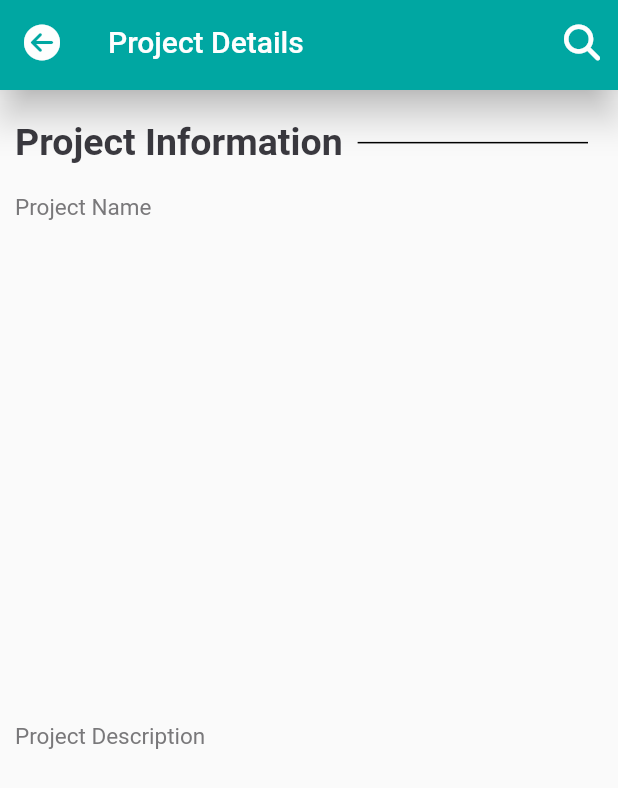
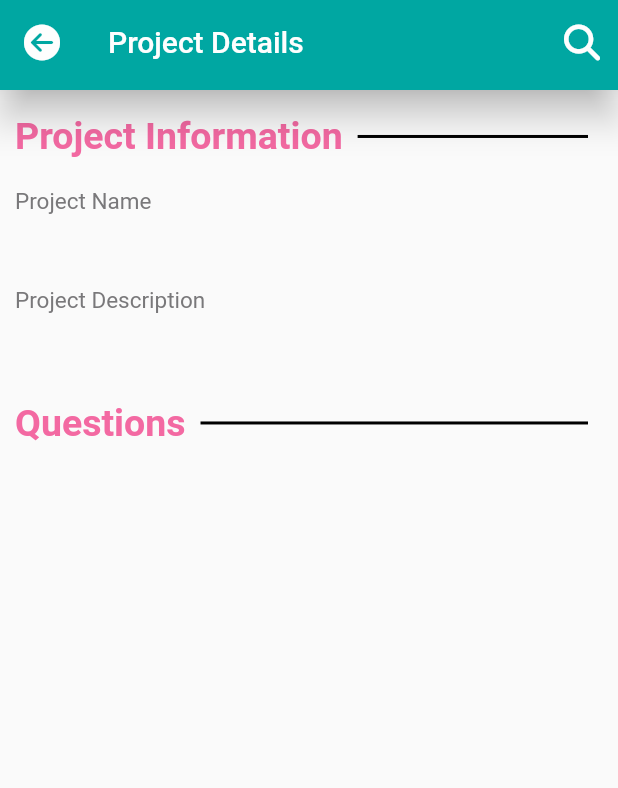
Before and after one commit to staticashish/tmay, a Flutter app: the ProjectDetailsScreen screen opened directly with empty values, on a phone screen of 412 x 824 dp. Shown: the top 788 px of the screen. Run offline on Flutter 3.47's test engine with Material 2 defaults, Android fonts, the phone set to English and light mode, and no system bars; our stand-ins replace cloud_firestore, email_validator, firebase_auth, firebase_core, fluttertoast, font_awesome_flutter and 1 more; missing offline and left inert: dart:ffi; accounts and stored records are empty.

Commit message:
Improve project details screen

```diff
--- a/lib/custom/custom_data_field_widget.dart
+++ b/lib/custom/custom_data_field_widget.dart
@@ -9,11 +9,8 @@ class CustomDataFieldWidget extends StatelessWidget {
 
   @override
   Widget build(BuildContext context) {
-    return Expanded(
-      child: Row(
-        children: [
-          Column(
-            crossAxisAlignment: CrossAxisAlignment.start,
+    return Column(
+      crossAxisAlignment: CrossAxisAlignment.stretch,
       children: <Widget>[
         Text(
           titleText,
@@ -23,7 +20,7 @@ class CustomDataFieldWidget extends StatelessWidget {
           ),
         ),
         const SizedBox(
-                height: 2,
+          height: 5,
         ),
         Text(
           valueText,
@@ -34,9 +31,6 @@ class CustomDataFieldWidget extends StatelessWidget {
           ),
         ),
       ],
-          ),
-        ],
-      ),
     );
   }
 }
--- a/lib/custom/custom_evelated_button_widget.dart
+++ b/lib/custom/custom_evelated_button_widget.dart
@@ -1,4 +1,5 @@
 import 'package:flutter/material.dart';
+import 'package:font_awesome_flutter/font_awesome_flutter.dart';
 import 'package:tmay/utils/colors_utils.dart';
 
 class CustomElevatedButtonWidget extends StatelessWidget {
@@ -25,7 +26,6 @@ class CustomElevatedButtonWidget extends StatelessWidget {
           fontWeight: FontWeight.bold,
         ),
       ),
-
       onPressed: onPressed,
       child: Container(
         padding: const EdgeInsets.symmetric(
--- a/lib/screens/add_project_screen.dart
+++ b/lib/screens/add_project_screen.dart
@@ -60,6 +60,7 @@ class _AddProjectScreenState extends State<AddProjectScreen> {
                 ),
                 CustomTextFormFieldWidget(
                   isPasswordField: false,
+                  maxLines: 2,
                   labelText: "Enter Project Description",
                   prefixIconData: FontAwesomeIcons.fileCirclePlus,
                   onChange: (val) {
--- a/lib/screens/home_screen.dart
+++ b/lib/screens/home_screen.dart
@@ -1,5 +1,6 @@
 import 'package:firebase_auth/firebase_auth.dart';
 import 'package:flutter/material.dart';
+import 'package:font_awesome_flutter/font_awesome_flutter.dart';
 import 'package:provider/provider.dart';
 import 'package:tmay/custom/custom_app_bar_widget.dart';
 import 'package:tmay/custom/custom_card_widget.dart';
@@ -10,6 +11,7 @@ import 'package:tmay/screens/add_project_screen.dart';
 import 'package:tmay/screens/project_details_screen.dart';
 import 'package:tmay/services/auth_service.dart';
 import 'package:tmay/services/database_service.dart';
+import 'package:tmay/utils/colors_utils.dart';
 import 'package:tmay/utils/widget_utils.dart';
 
 class HomeScreen extends StatefulWidget {
@@ -68,8 +70,14 @@ class _HomeScreenState extends State<HomeScreen> {
     return Scaffold(
       drawer: const CustomLeftNavigationWidget(),
       appBar: CustomAppBarWidget(title: "Dashboard", searchDelegate: null),
+      floatingActionButton: FloatingActionButton(
+          backgroundColor: hexStringToColor("#fd9333"),
+          child: const FaIcon(FontAwesomeIcons.solidSquarePlus),
+          onPressed: () {
+            _showProjectAdd(user?.uid);
+          }),
       body: Padding(
-        padding: const EdgeInsets.all(40.0),
+        padding: const EdgeInsets.all(20.0),
         child: CustomScrollView(slivers: [
           SliverGrid(
             gridDelegate: const SliverGridDelegateWithFixedCrossAxisCount(
--- a/lib/screens/project_details_screen.dart
+++ b/lib/screens/project_details_screen.dart
@@ -2,6 +2,7 @@ import 'package:flutter/material.dart';
 import 'package:tmay/custom/custom_app_bar_widget.dart';
 import 'package:tmay/custom/custom_data_field_widget.dart';
 import 'package:tmay/models/project_model.dart';
+import 'package:tmay/screens/project_information_screen.dart';
 import 'package:tmay/utils/colors_utils.dart';
 
 class ProjectDetailsScreen extends StatefulWidget {
@@ -16,16 +17,16 @@ class ProjectDetailsScreen extends StatefulWidget {
 class _ProjectDetailsScreenState extends State<ProjectDetailsScreen> {
   @override
   Widget build(BuildContext context) {
+    Size size = MediaQuery.of(context).size;
     return Scaffold(
       appBar: CustomAppBarWidget(
         title: "Project Details",
         searchDelegate: null,
         isSubPage: true,
       ),
-      body: Stack(fit: StackFit.expand, children: <Widget>[
-        Padding(
+      body: Padding(
         padding: EdgeInsets.fromLTRB(
-              10, MediaQuery.of(context).size.height * 0.025, 10, 0),
+            10, MediaQuery.of(context).size.height * 0.02, 10, 0),
         child: Column(
           crossAxisAlignment: CrossAxisAlignment.start,
           children: <Widget>[
@@ -36,14 +37,13 @@ class _ProjectDetailsScreenState extends State<ProjectDetailsScreen> {
                   style: TextStyle(
                     fontSize: 25.0,
                     fontWeight: FontWeight.bold,
-                      color: hexStringToColor("#3a393f"),
+                    color: hexStringToColor("#f369a2"),
                   ),
                 ),
                 Expanded(
                   child: Container(
                     margin: const EdgeInsets.all(10.0),
-                      decoration:
-                          BoxDecoration(border: Border.all(width: 0.50)),
+                    decoration: BoxDecoration(border: Border.all(width: 1)),
                   ),
                 ),
               ],
@@ -51,21 +51,34 @@ class _ProjectDetailsScreenState extends State<ProjectDetailsScreen> {
             const SizedBox(
               height: 20,
             ),
-              CustomDataFieldWidget(
-                titleText: "Project Name",
-                valueText: widget.projectModel.projectName!,
+            ProjectInformationScreen(projectModel: widget.projectModel),
+            const SizedBox(
+              height: 30,
+            ),
+            Row(
+              children: <Widget>[
+                Text(
+                  "Questions",
+                  style: TextStyle(
+                    fontSize: 25.0,
+                    fontWeight: FontWeight.bold,
+                    color: hexStringToColor("#f369a2"),
+                  ),
+                ),
+                Expanded(
+                  child: Container(
+                    margin: const EdgeInsets.all(10.0),
+                    decoration: BoxDecoration(border: Border.all(width: 1)),
+                  ),
+                ),
+              ],
             ),
             const SizedBox(
-                height: 10,
-              ),
-              CustomDataFieldWidget(
-                titleText: "Project Description",
-                valueText: widget.projectModel.projectDescription!,
+              height: 30,
             ),
           ],
         ),
       ),
-      ]),
     );
   }
 }
--- /dev/null
+++ b/lib/screens/project_information_screen.dart
@@ -0,0 +1,28 @@
+import 'package:flutter/material.dart';
+import 'package:tmay/custom/custom_data_field_widget.dart';
+import 'package:tmay/models/project_model.dart';
+import 'package:tmay/utils/colors_utils.dart';
+
+class ProjectInformationScreen extends StatelessWidget {
+  final ProjectModel projectModel;
+  const ProjectInformationScreen({Key? key, required this.projectModel}) : super(key: key);
+
+  @override
+  Widget build(BuildContext context) {
+    return Column(
+      children: [
+        CustomDataFieldWidget(
+          titleText: "Project Name",
+          valueText: projectModel.projectName!,
+        ),
+        const SizedBox(
+          height: 20,
+        ),
+        CustomDataFieldWidget(
+          titleText: "Project Description",
+          valueText: projectModel.projectDescription!,
+        ),
+      ],
+    );
+  }
+}
--- a/lib/services/database_service.dart
+++ b/lib/services/database_service.dart
@@ -35,9 +35,7 @@ class DatabaseService {
   }
 
   List<ProjectModel> _projectListFromSnapshot(QuerySnapshot snapshot) {
-    print("help${snapshot.docs.length}");
     return snapshot.docs!.map((doc) {
-      print("in...");
       return ProjectModel.fromSnapshot(doc);
     }).toList();
   }
```
Lines whose indentation alone changed are shown as unchanged.
